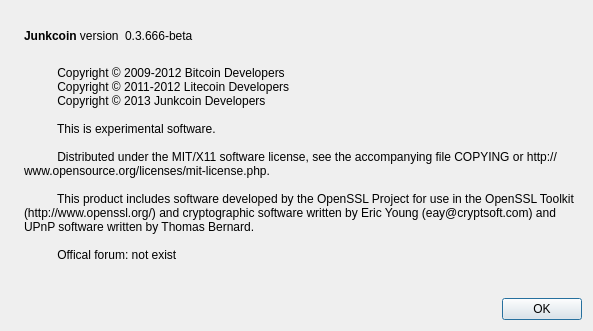
Old version of the form src/qt/forms/aboutdialog.ui in the repository HFenter/SquidCoin.
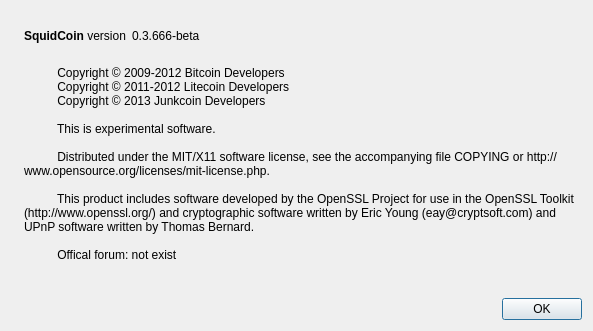
New version of the form. Icons and pictures are not drawn.

Commit message:
First True SquidCoin Build
Actually SquidCoin Now, not just a broken fork...

What changed in the file:
```diff
--- a/src/qt/forms/aboutdialog.ui
+++ b/src/qt/forms/aboutdialog.ui
@@ -50,7 +50,7 @@
           <cursorShape>IBeamCursor</cursorShape>
          </property>
          <property name="text">
-          <string>&lt;b&gt;Junkcoin&lt;/b&gt; version</string>
+          <string>&lt;b&gt;SquidCoin&lt;/b&gt; version</string>
          </property>
          <property name="textInteractionFlags">
           <set>Qt::LinksAccessibleByMouse|Qt::TextSelectableByKeyboard|Qt::TextSelectableByMouse</set>
```
Left out of the diff: 2 changed lines with no effect on the pictures. The commit also changes 42 other files.
